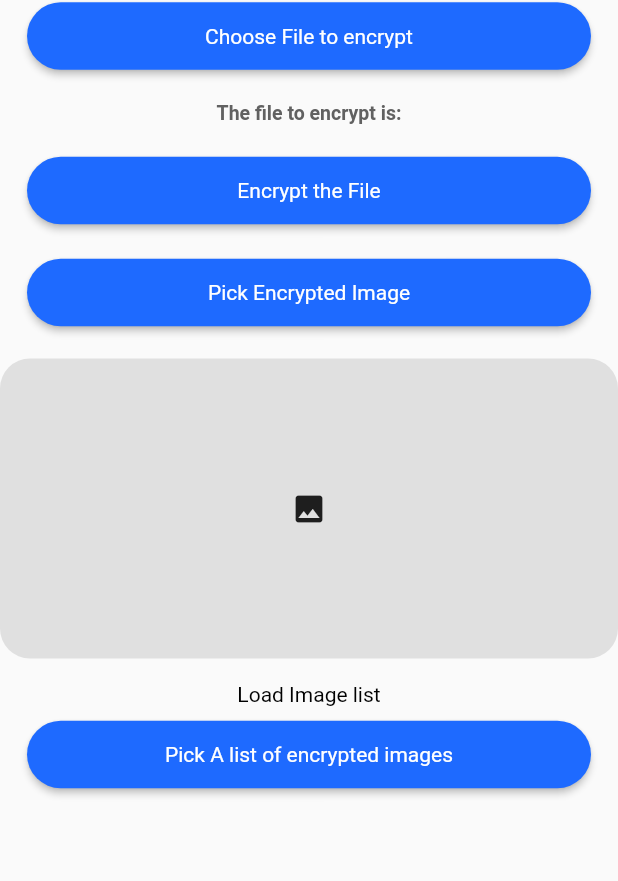
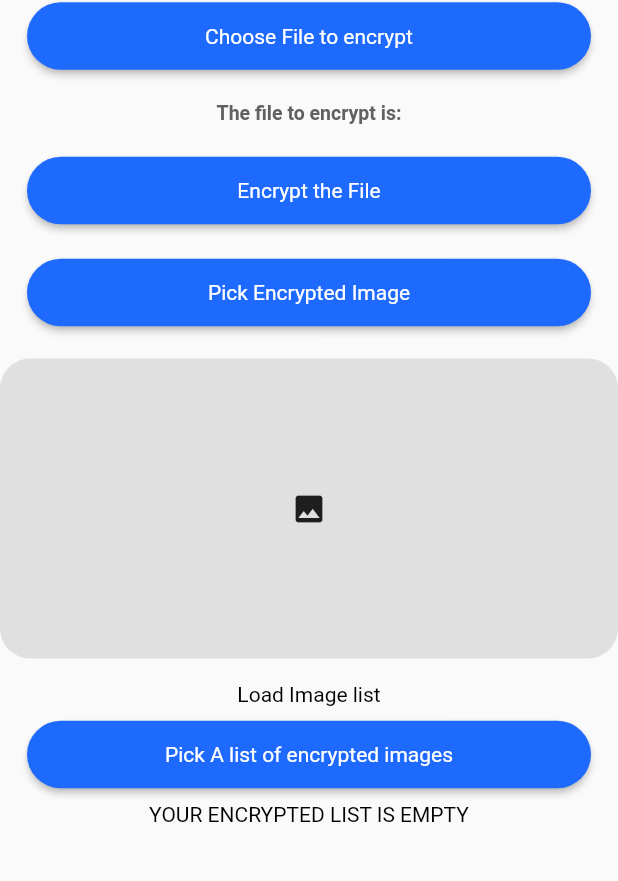
Before and after one commit to Patiyang/encryption, a Flutter app: the screen it shows after launch, after a tap on "Pick Encrypted Image", on a phone screen of 412 x 824 dp, the part 84-965 px from its top. Run offline on Flutter 3.47's test engine with Material 2 defaults, Android fonts, the phone set to English and light mode, and no system bars; our stand-ins replace file_picker, fluttertoast, permission_handler; missing offline and left inert: aes_crypt; Roboto replaces fonts that are missing (Helvetica).

```diff
--- a/lib/encryptionScreen.dart
+++ b/lib/encryptionScreen.dart
@@ -31,10 +31,11 @@ class _EncryptionScreenState extends State<EncryptionScreen> {
   final scaffoldKey = GlobalKey<ScaffoldState>();
   String dirPath = '';
   Permission permission;
+
   @override
   void initState() {
     super.initState();
-    // print(encryptinDir);
+    print('\n\n\n\n\n\n\n\n');
     getExternalStoragePicturesDirectory();
   }
 
@@ -88,15 +89,6 @@ class _EncryptionScreenState extends State<EncryptionScreen> {
                 callback: () => encryptFile(),
               ),
             ),
-            // SizedBox(height: 20),
-            // CustomFlatButton(
-            //   color: primaryColor,
-            //   textColor: white,
-            //   text: 'Decrypt the File',
-            //   radius: 40,
-            //   width: 100,
-            //   callback: () => decryptFile(),
-            // ),
             SizedBox(height: 20),
             Padding(
               padding: const EdgeInsets.symmetric(horizontal: 18.0),
@@ -106,7 +98,8 @@ class _EncryptionScreenState extends State<EncryptionScreen> {
                 text: 'Pick Encrypted Image',
                 radius: 40,
                 width: 100,
-                callback: () => pickEncryptedFile(),
+                callback: () => pickEncryptedFile()
+                    .then((value) => Future.delayed(Duration(seconds: 3)).then((value) => File(decFilepath).delete())),
               ),
             ),
             SizedBox(height: 20),
@@ -132,11 +125,15 @@ class _EncryptionScreenState extends State<EncryptionScreen> {
                 text: 'Pick A list of encrypted images',
                 radius: 40,
                 width: 100,
-                callback: () => pickMultiple(),
+                callback: () => pickMultiple().then((value) => Future.delayed(Duration(seconds: 3))).then((value) {
+                  for (int i = 0; i < encryptedImages.length; i++) {
+                    File(encryptedImages[i].path).delete();
+                  }
+                }),
               ),
             ),
             Column(
-              children: encryptedImages != null
+                children: encryptedImages.length > 1
                     ? encryptedImages
                         .map((e) => Column(
                               children: [
@@ -152,10 +149,11 @@ class _EncryptionScreenState extends State<EncryptionScreen> {
                     : [
                         Padding(
                             padding: const EdgeInsets.all(8.0),
-                        child: CustomText(text: 'YOUR ENCRYPTED LIST IS EMPTY'),
-                      )
-                    ],
-            )
+                            child: CustomText(
+                              text: 'YOUR ENCRYPTED LIST IS EMPTY',
+                              color: black,
+                            ))
+                      ])
           ],
         ),
       ),
@@ -171,7 +169,6 @@ class _EncryptionScreenState extends State<EncryptionScreen> {
       if (file != null) {
         print('the file to encrypt is ' + file.path);
         setState(() {
-          // fileToEncrypt = file.path.replaceAll('/data/user/0/com.example.encryption/cache', '/storage/emulated/0/Download');
           fileToEncrypt = file.path;
         });
       } else {
@@ -202,14 +199,12 @@ class _EncryptionScreenState extends State<EncryptionScreen> {
     }
   }
 
-  pickEncryptedFile() async {
+  Future pickEncryptedFile() async {
     await FilePicker.getFile().then((value) {
       setState(() {
         encryptedImage = value;
       });
-    });
-    decryptFile(encryptedImage.path);
-
+    }).then((value) => decryptFile(encryptedImage.path));
     print('THE SINGLE IMAGE PATH IS ' + encryptedImage.path);
   }
 
@@ -234,7 +229,9 @@ class _EncryptionScreenState extends State<EncryptionScreen> {
     // decryptFile(encryptedImage.path);
     try {
       encryptedImages.forEach((element) {
+        setState(() {
           decryptMultipleFile(element.path);
+        });
       });
       scaffoldKey.currentState.showSnackBar(SnackBar(
           backgroundColor: white,
```
Lines whose indentation alone changed are shown as unchanged.
